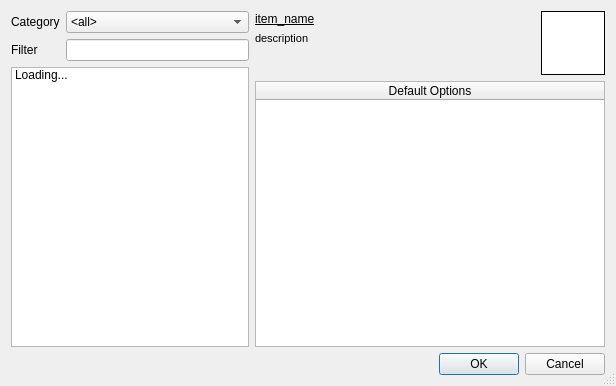
The window that starcheat/templates/ItemBrowser.ui (wizzomafizzo/starcheat) describes before a commit, drawn with Qt 5.
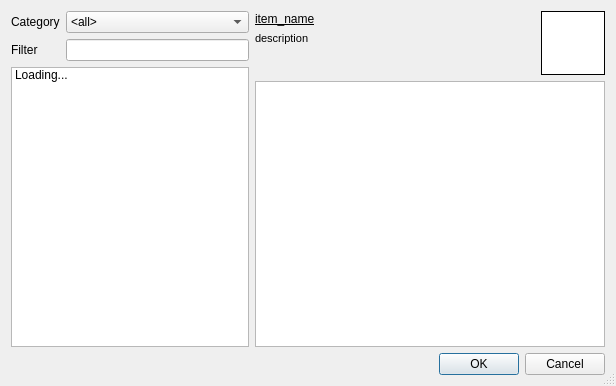
The same window after the commit.

Diff of the .ui file:
```diff
--- a/starcheat/templates/ItemBrowser.ui
+++ b/starcheat/templates/ItemBrowser.ui
@@ -192,7 +192,7 @@
         <bool>false</bool>
        </property>
        <attribute name="horizontalHeaderVisible">
-        <bool>true</bool>
+        <bool>false</bool>
        </attribute>
        <attribute name="horizontalHeaderStretchLastSection">
         <bool>true</bool>
```
